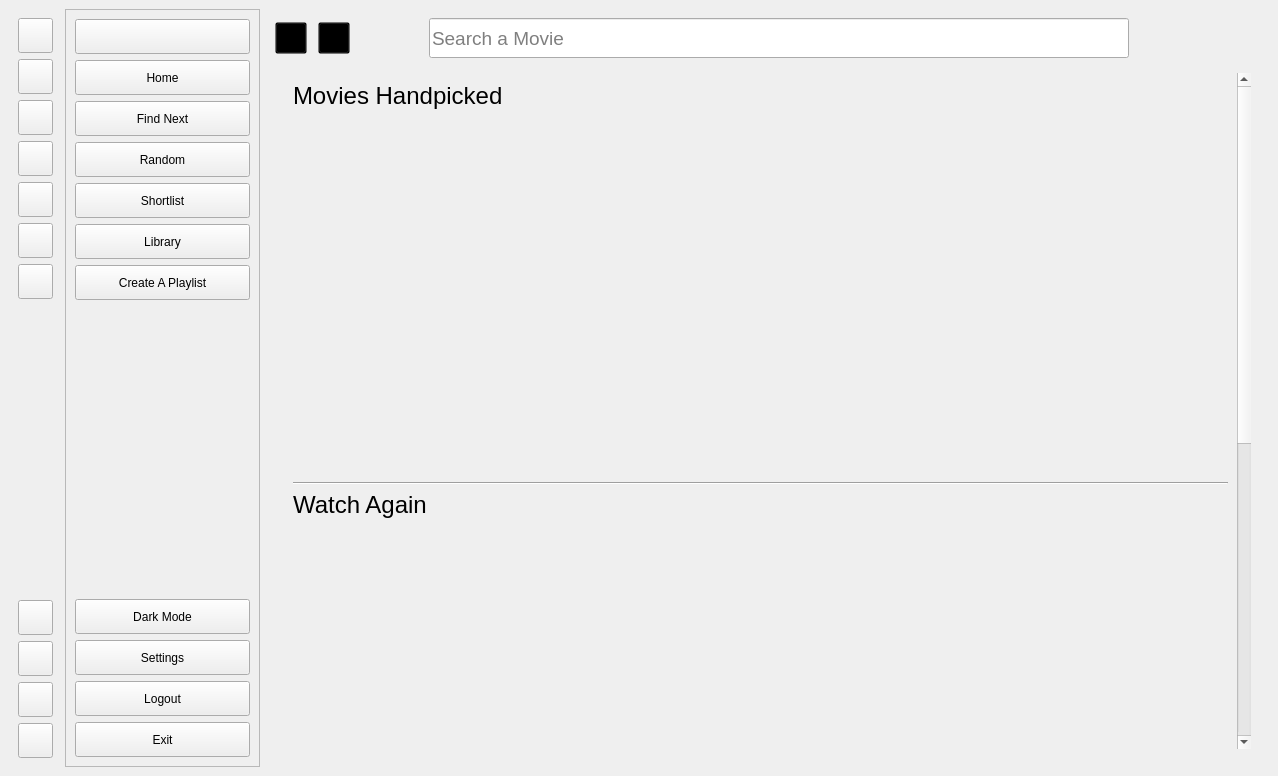
Before: the Qt Designer form UI/ui_main.ui in lakshya076/Cinematch, drawn with Qt 5.
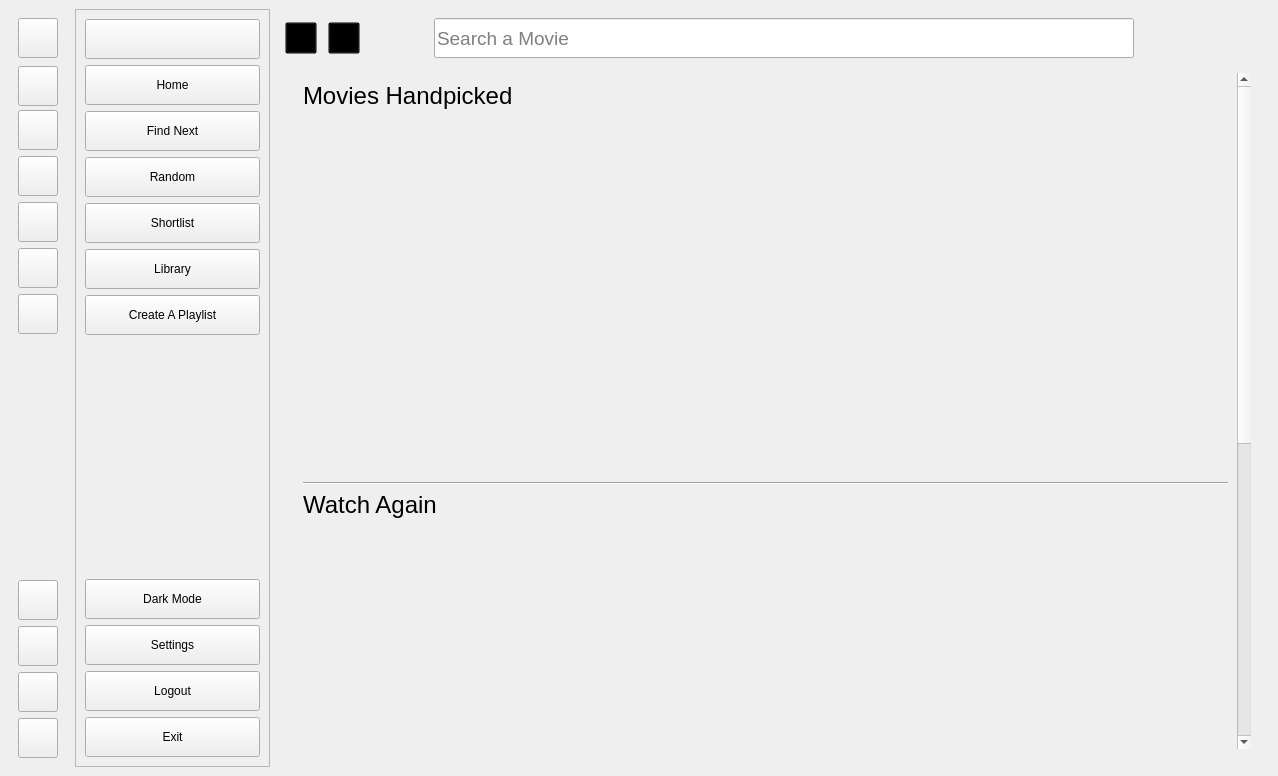
After: the same form once the commit is applied. The open tabs and pages were chosen to show the change. Icons and pictures are not drawn. Custom widgets are drawn as their Qt base class.

Commit message: updating icon size

What changed in the file:
```diff
--- a/UI/ui_main.ui
+++ b/UI/ui_main.ui
@@ -25,13 +25,13 @@
      <widget class="QFrame" name="collapse">
       <property name="minimumSize">
        <size>
-        <width>50</width>
+           <width>60</width>
         <height>0</height>
        </size>
       </property>
       <property name="maximumSize">
        <size>
-        <width>50</width>
+           <width>60</width>
         <height>16777215</height>
        </size>
       </property>
@@ -64,14 +64,14 @@
         <widget class="QPushButton" name="menu_collapse">
          <property name="minimumSize">
           <size>
-           <width>35</width>
-           <height>35</height>
+              <width>40</width>
+              <height>40</height>
           </size>
          </property>
          <property name="maximumSize">
           <size>
-           <width>35</width>
-           <height>35</height>
+              <width>40</width>
+              <height>40</height>
           </size>
          </property>
          <property name="cursor">
@@ -89,8 +89,8 @@
          </property>
          <property name="iconSize">
           <size>
-           <width>24</width>
-           <height>24</height>
+              <width>28</width>
+              <height>28</height>
           </size>
          </property>
          <property name="checkable">
@@ -105,8 +105,8 @@
         <widget class="QPushButton" name="home_collapse">
          <property name="minimumSize">
           <size>
-           <width>35</width>
-           <height>35</height>
+              <width>40</width>
+              <height>40</height>
           </size>
          </property>
          <property name="maximumSize">
@@ -134,8 +134,8 @@
          </property>
          <property name="iconSize">
           <size>
-           <width>24</width>
-           <height>24</height>
+              <width>28</width>
+              <height>28</height>
           </size>
          </property>
          <property name="checkable">
@@ -150,14 +150,14 @@
         <widget class="QPushButton" name="findnext_collapse">
          <property name="minimumSize">
           <size>
-           <width>35</width>
-           <height>35</height>
+              <width>40</width>
+              <height>40</height>
           </size>
          </property>
          <property name="maximumSize">
           <size>
-           <width>35</width>
-           <height>35</height>
+              <width>40</width>
+              <height>40</height>
           </size>
          </property>
          <property name="cursor">
@@ -179,8 +179,8 @@
          </property>
          <property name="iconSize">
           <size>
-           <width>24</width>
-           <height>24</height>
+              <width>28</width>
+              <height>28</height>
           </size>
          </property>
          <property name="checkable">
@@ -195,14 +195,14 @@
         <widget class="QPushButton" name="random_collapse">
          <property name="minimumSize">
           <size>
-           <width>35</width>
-           <height>35</height>
+              <width>40</width>
+              <height>40</height>
           </size>
          </property>
          <property name="maximumSize">
           <size>
-           <width>35</width>
-           <height>35</height>
+              <width>40</width>
+              <height>40</height>
           </size>
          </property>
          <property name="cursor">
@@ -224,8 +224,8 @@
          </property>
          <property name="iconSize">
           <size>
-           <width>24</width>
-           <height>24</height>
+              <width>28</width>
+              <height>28</height>
           </size>
          </property>
          <property name="checkable">
@@ -240,14 +240,14 @@
         <widget class="QPushButton" name="shortlist_collapse">
          <property name="minimumSize">
           <size>
-           <width>35</width>
-           <height>35</height>
+              <width>40</width>
+              <height>40</height>
           </size>
          </property>
          <property name="maximumSize">
           <size>
-           <width>35</width>
-           <height>35</height>
+              <width>40</width>
+              <height>40</height>
           </size>
          </property>
          <property name="cursor">
@@ -270,8 +270,8 @@
          </property>
          <property name="iconSize">
           <size>
-           <width>24</width>
-           <height>24</height>
+              <width>28</width>
+              <height>28</height>
           </size>
          </property>
          <property name="checkable">
@@ -286,14 +286,14 @@
         <widget class="QPushButton" name="library_collapse">
          <property name="minimumSize">
           <size>
-           <width>35</width>
-           <height>35</height>
+              <width>40</width>
+              <height>40</height>
           </size>
          </property>
          <property name="maximumSize">
           <size>
-           <width>35</width>
-           <height>35</height>
+              <width>40</width>
+              <height>40</height>
           </size>
          </property>
          <property name="cursor">
@@ -315,8 +315,8 @@
          </property>
          <property name="iconSize">
           <size>
-           <width>24</width>
-           <height>24</height>
+              <width>28</width>
+              <height>28</height>
           </size>
          </property>
          <property name="checkable">
@@ -331,14 +331,14 @@
         <widget class="QPushButton" name="create_collapse">
          <property name="minimumSize">
           <size>
-           <width>35</width>
-           <height>35</height>
+              <width>40</width>
+              <height>40</height>
           </size>
          </property>
          <property name="maximumSize">
           <size>
-           <width>35</width>
-           <height>35</height>
+              <width>40</width>
+              <height>40</height>
           </size>
          </property>
          <property name="cursor">
@@ -360,8 +360,8 @@
          </property>
          <property name="iconSize">
           <size>
-           <width>24</width>
-           <height>24</height>
+              <width>28</width>
+              <height>28</height>
           </size>
          </property>
          <property name="checkable">
@@ -389,14 +389,14 @@
         <widget class="QPushButton" name="mode_collapse">
          <property name="minimumSize">
           <size>
-           <width>35</width>
-           <height>35</height>
+              <width>40</width>
+              <height>40</height>
           </size>
          </property>
          <property name="maximumSize">
           <size>
-           <width>35</width>
-           <height>35</height>
+              <width>40</width>
+              <height>40</height>
           </size>
          </property>
          <property name="cursor">
@@ -417,8 +417,8 @@
          </property>
          <property name="iconSize">
           <size>
-           <width>24</width>
-           <height>24</height>
+              <width>28</width>
+              <height>28</height>
           </size>
          </property>
          <property name="checkable">
@@ -433,14 +433,14 @@
         <widget class="QPushButton" name="settings_collapse">
          <property name="minimumSize">
           <size>
-           <width>35</width>
-           <height>35</height>
+              <width>40</width>
+              <height>40</height>
           </size>
          </property>
          <property name="maximumSize">
           <size>
-           <width>35</width>
-           <height>35</height>
+              <width>40</width>
+              <height>40</height>
           </size>
          </property>
          <property name="cursor">
@@ -462,8 +462,8 @@
          </property>
          <property name="iconSize">
           <size>
-           <width>24</width>
-           <height>24</height>
+              <width>28</width>
+              <height>28</height>
           </size>
          </property>
          <property name="checkable">
@@ -478,14 +478,14 @@
         <widget class="QPushButton" name="logout_collapse">
          <property name="minimumSize">
           <size>
-           <width>35</width>
-           <height>35</height>
+              <width>40</width>
+              <height>40</height>
           </size>
          </property>
          <property name="maximumSize">
           <size>
-           <width>35</width>
-           <height>35</height>
+              <width>40</width>
+              <height>40</height>
           </size>
          </property>
          <property name="cursor">
@@ -506,8 +506,8 @@
          </property>
          <property name="iconSize">
           <size>
-           <width>24</width>
-           <height>24</height>
+              <width>28</width>
+              <height>28</height>
           </size>
          </property>
          <property name="checkable">
@@ -522,14 +522,14 @@
         <widget class="QPushButton" name="exit_collapse">
          <property name="minimumSize">
           <size>
-           <width>35</width>
-           <height>35</height>
+              <width>40</width>
+              <height>40</height>
           </size>
          </property>
          <property name="maximumSize">
           <size>
-           <width>35</width>
-           <height>35</height>
+              <width>40</width>
+              <height>40</height>
           </size>
          </property>
          <property name="cursor">
@@ -550,8 +550,8 @@
          </property>
          <property name="iconSize">
           <size>
-           <width>24</width>
-           <height>24</height>
+              <width>28</width>
+              <height>28</height>
           </size>
          </property>
          <property name="checkable">
@@ -582,13 +582,13 @@
          <property name="minimumSize">
           <size>
            <width>175</width>
-           <height>35</height>
+              <height>40</height>
           </size>
          </property>
          <property name="maximumSize">
           <size>
            <width>175</width>
-           <height>35</height>
+              <height>40</height>
           </size>
          </property>
          <property name="cursor">
@@ -606,8 +606,8 @@
          </property>
          <property name="iconSize">
           <size>
-           <width>24</width>
-           <height>24</height>
+              <width>28</width>
+              <height>28</height>
           </size>
          </property>
          <property name="checkable">
@@ -623,13 +623,13 @@
          <property name="minimumSize">
           <size>
            <width>175</width>
-           <height>35</height>
+              <height>40</height>
           </size>
          </property>
          <property name="maximumSize">
           <size>
            <width>175</width>
-           <height>35</height>
+              <height>40</height>
           </size>
          </property>
          <property name="cursor">
@@ -651,8 +651,8 @@
          </property>
          <property name="iconSize">
           <size>
-           <width>24</width>
-           <height>24</height>
+              <width>28</width>
+              <height>28</height>
           </size>
          </property>
          <property name="checkable">
@@ -668,13 +668,13 @@
          <property name="minimumSize">
           <size>
            <width>175</width>
-           <height>35</height>
+              <height>40</height>
           </size>
          </property>
          <property name="maximumSize">
           <size>
            <width>175</width>
-           <height>35</height>
+              <height>40</height>
           </size>
          </property>
          <property name="cursor">
@@ -696,8 +696,8 @@
          </property>
          <property name="iconSize">
           <size>
-           <width>24</width>
-           <height>24</height>
+              <width>28</width>
+              <height>28</height>
           </size>
          </property>
          <property name="checkable">
@@ -713,13 +713,13 @@
          <property name="minimumSize">
           <size>
            <width>175</width>
-           <height>35</height>
+              <height>40</height>
           </size>
          </property>
          <property name="maximumSize">
           <size>
            <width>175</width>
-           <height>35</height>
+              <height>40</height>
           </size>
          </property>
          <property name="cursor">
@@ -741,8 +741,8 @@
          </property>
          <property name="iconSize">
           <size>
-           <width>24</width>
-           <height>24</height>
+              <width>28</width>
+              <height>28</height>
           </size>
          </property>
          <property name="checkable">
@@ -758,13 +758,13 @@
          <property name="minimumSize">
           <size>
            <width>175</width>
-           <height>35</height>
+              <height>40</height>
           </size>
          </property>
          <property name="maximumSize">
           <size>
            <width>175</width>
-           <height>35</height>
+              <height>40</height>
           </size>
          </property>
          <property name="cursor">
@@ -787,8 +787,8 @@
          </property>
          <property name="iconSize">
           <size>
-           <width>24</width>
-           <height>24</height>
+              <width>28</width>
+              <height>28</height>
           </size>
          </property>
          <property name="checkable">
@@ -804,13 +804,13 @@
          <property name="minimumSize">
           <size>
            <width>175</width>
-           <height>35</height>
+              <height>40</height>
           </size>
          </property>
          <property name="maximumSize">
           <size>
            <width>175</width>
-           <height>35</height>
+              <height>40</height>
           </size>
          </property>
          <property name="cursor">
@@ -832,8 +832,8 @@
          </property>
          <property name="iconSize">
           <size>
-           <width>24</width>
-           <height>24</height>
+              <width>28</width>
+              <height>28</height>
           </size>
          </property>
          <property name="checkable">
@@ -849,13 +849,13 @@
          <property name="minimumSize">
           <size>
            <width>175</width>
-           <height>35</height>
+              <height>40</height>
           </size>
          </property>
          <property name="maximumSize">
           <size>
            <width>175</width>
-           <height>35</height>
+              <height>40</height>
           </size>
          </property>
          <property name="cursor">
@@ -877,8 +877,8 @@
          </property>
          <property name="iconSize">
           <size>
-           <width>24</width>
-           <height>24</height>
+              <width>28</width>
+              <height>28</height>
           </size>
          </property>
          <property name="checkable">
@@ -907,13 +907,13 @@
          <property name="minimumSize">
           <size>
            <width>175</width>
-           <height>35</height>
+              <height>40</height>
           </size>
          </property>
          <property name="maximumSize">
           <size>
            <width>175</width>
-           <height>35</height>
+              <height>40</height>
           </size>
          </property>
          <property name="cursor">
@@ -934,8 +934,8 @@
          </property>
          <property name="iconSize">
           <size>
-           <width>24</width>
-           <height>24</height>
+              <width>28</width>
+              <height>28</height>
           </size>
          </property>
          <property name="checkable">
@@ -951,13 +951,13 @@
          <property name="minimumSize">
           <size>
            <width>175</width>
-           <height>35</height>
+              <height>40</height>
           </size>
          </property>
          <property name="maximumSize">
           <size>
            <width>175</width>
-           <height>35</height>
+              <height>40</height>
           </size>
          </property>
          <property name="cursor">
@@ -979,8 +979,8 @@
          </property>
          <property name="iconSize">
           <size>
-           <width>24</width>
-           <height>24</height>
+              <width>28</width>
+              <height>28</height>
           </size>
          </property>
          <property name="checkable">
@@ -996,13 +996,13 @@
          <property name="minimumSize">
           <size>
            <width>175</width>
-           <height>35</height>
+              <height>40</height>
           </size>
          </property>
          <property name="maximumSize">
           <size>
            <width>175</width>
-           <height>35</height>
+              <height>40</height>
           </size>
          </property>
          <property name="cursor">
@@ -1023,8 +1023,8 @@
          </property>
          <property name="iconSize">
           <size>
-           <width>24</width>
-           <height>24</height>
+              <width>28</width>
+              <height>28</height>
           </size>
          </property>
          <property name="checkable">
@@ -1040,13 +1040,13 @@
          <property name="minimumSize">
           <size>
            <width>175</width>
-           <height>35</height>
+              <height>40</height>
           </size>
          </property>
          <property name="maximumSize">
           <size>
            <width>175</width>
-           <height>35</height>
+              <height>40</height>
           </size>
          </property>
          <property name="cursor">
@@ -1067,8 +1067,8 @@
          </property>
          <property name="iconSize">
           <size>
-           <width>24</width>
-           <height>24</height>
+              <width>28</width>
+              <height>28</height>
           </size>
          </property>
          <property name="checkable">
@@ -1331,8 +1331,8 @@
               <rect>
                <x>0</x>
                <y>0</y>
-               <width>358</width>
-               <height>1265</height>
+                  <width>288</width>
+                  <height>1233</height>
               </rect>
              </property>
              <property name="styleSheet">
@@ -1380,7 +1380,7 @@
                   <rect>
                    <x>0</x>
                    <y>0</y>
-                   <width>98</width>
+                      <width>270</width>
                    <height>350</height>
                   </rect>
                  </property>
@@ -1448,7 +1448,7 @@
                   <rect>
                    <x>0</x>
                    <y>0</y>
-                   <width>98</width>
+                      <width>270</width>
                    <height>350</height>
                   </rect>
                  </property>
```
Left out of the diff: 34 changed lines with no effect on the pictures.
